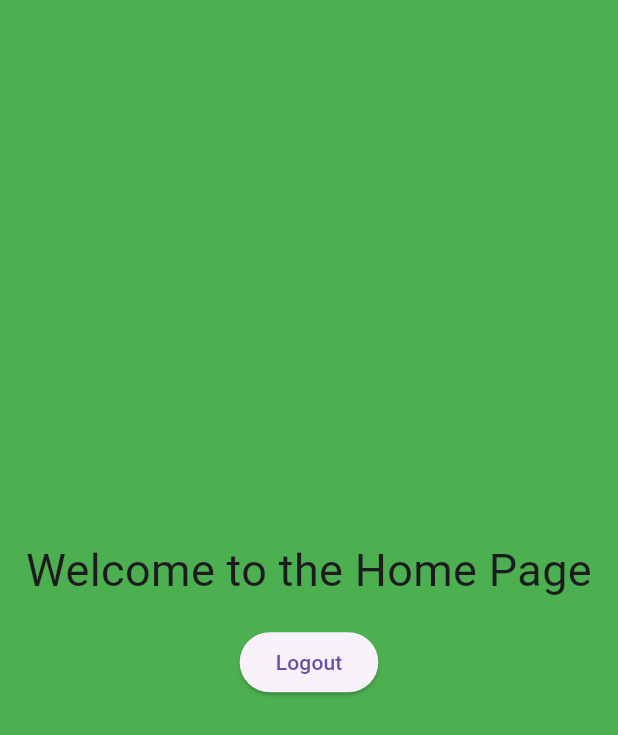
After one commit to rejj0925/flutter_auth_ui, a Flutter app: the HomePage screen opened by its route, on a phone screen of 412 x 824 dp. The commit adds this screen. Shown: the top 735 px of the screen. Run offline on Flutter 3.47's test engine with Material 3 defaults, Android fonts, the phone set to English and light mode, and no system bars.

Commit message:
Added home page; added routes

```diff
--- /dev/null
+++ b/lib/views/home.dart
@@ -0,0 +1,59 @@
+import 'package:flutter/material.dart';
+
+void main() {
+  runApp(const MyApp());
+}
+
+class MyApp extends StatelessWidget {
+  const MyApp({super.key});
+
+  @override
+  Widget build(BuildContext context) {
+    return MaterialApp(
+      debugShowCheckedModeBanner: false, // Removes debug banner
+      home: const HomePage(), // Sets HomePage as home
+    );
+  }
+}
+
+class HomePage extends StatefulWidget {
+  const HomePage({super.key});
+
+  @override
+  State<HomePage> createState() => _HomePageState();
+}
+
+class _HomePageState extends State<HomePage> {
+  @override
+  void initState() {
+    super.initState();
+  }
+
+  @override
+  Widget build(BuildContext context) {
+    return Scaffold(
+      body: Container(
+        color: Colors.green,
+        child: Center(
+          child: Column(
+            mainAxisAlignment: MainAxisAlignment.center,
+            spacing: 16,
+            children: [
+              Text(
+                "Welcome to the Home Page",
+                style: TextStyle(fontSize: 30),
+                textAlign: TextAlign.center,
+              ),
+              ElevatedButton(
+                onPressed: () {
+                  Navigator.pushReplacementNamed(context, '/login');
+                },
+                child: Text("Logout"),
+              ),
+            ],
+          ),
+        ),
+      ),
+    );
+  }
+}
```
Also changed, not shown: lib/main.dart (+15 -1 lines), lib/views/login.dart (+34 -34 lines).
